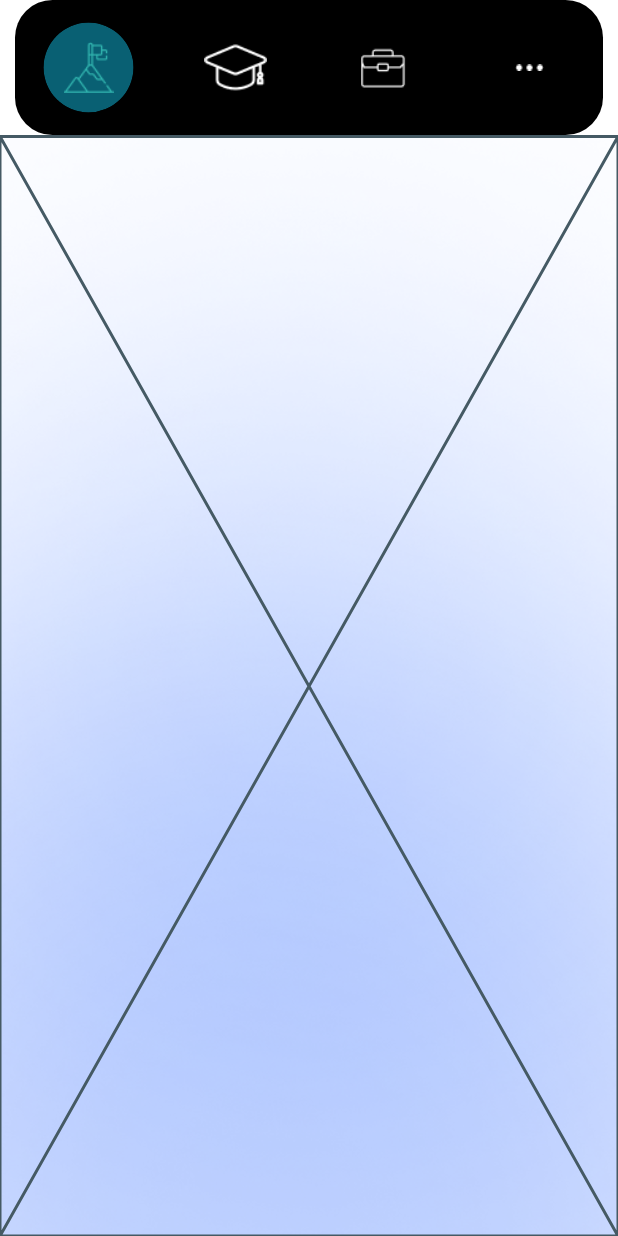
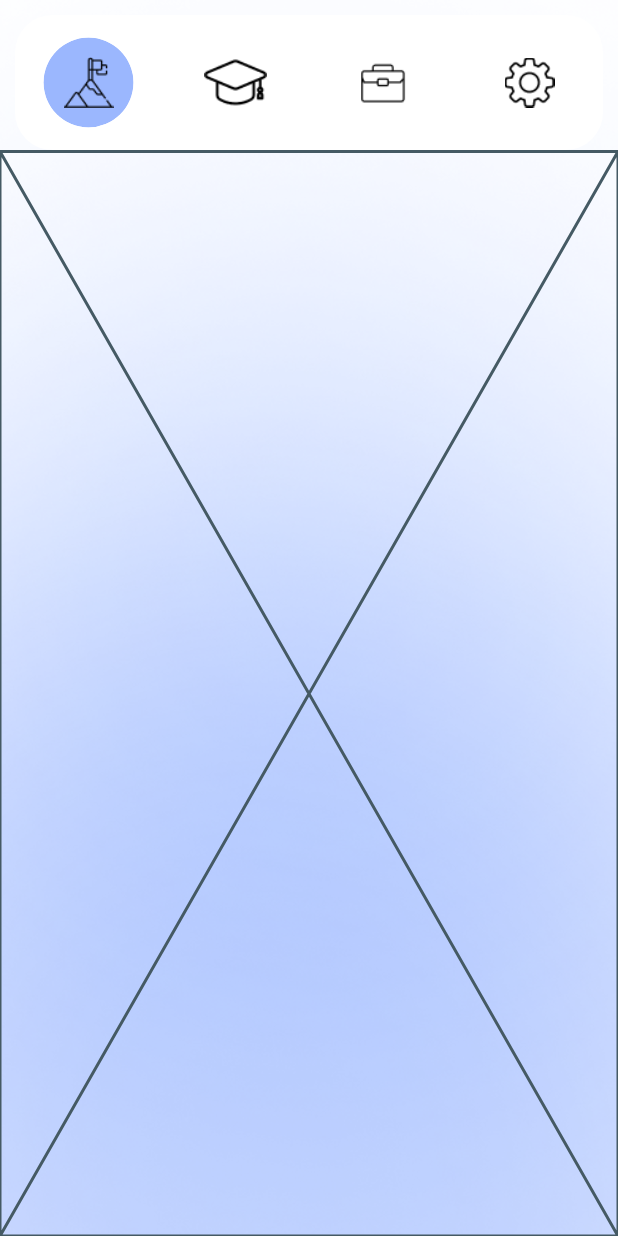
Before and after one commit to journey-etecct/flyvoo-app, a Flutter app: the Home screen opened directly, on a phone screen of 412 x 824 dp. Run offline on Flutter 3.47's test engine with Material 2 defaults, Android fonts, the phone set to English and light mode, and no system bars; our stand-ins replace flutter_multi_formatter, google_fonts, simple_shadow, video_player.

Commit message:
tela mais finalizada

```diff
--- a/lib/home/home.dart
+++ b/lib/home/home.dart
@@ -1,5 +1,6 @@
 import 'package:animations/animations.dart';
 import 'package:flutter/material.dart';
+import 'package:simple_shadow/simple_shadow.dart';
 import 'package:flyvoo/home/empresas/empresas.dart';
 import 'package:flyvoo/home/mais/mais.dart';
 import 'package:flyvoo/home/principal/principal.dart';
@@ -111,11 +112,26 @@ class _HomeState extends State<Home> with TickerProviderStateMixin {
           backgroundColor: tema["fundo"],
           body: Stack(
             children: [
+              Column(
+                children: [
+                  Expanded(
+                    child: Image(
+                      image: AssetImage(
+                        dark
+                            ? "assets/background/esfumadodark.png"
+                            : "assets/background/esfumadolight.png",
+                      ),
+                      fit: BoxFit.cover,
+                      width: double.infinity,
+                    ),
+                  ),
+                ],
+              ),
               Container(
                 height: 90,
-                margin: const EdgeInsets.fromLTRB(10, 0, 10, 0),
+                margin: const EdgeInsets.fromLTRB(10, 10, 10, 0),
                 decoration: BoxDecoration(
-                  color: !dark ? Colors.black : Colors.transparent,
+                  color: !dark ? tema["fundo"] : const Color(0xff161616),
                   borderRadius: BorderRadius.circular(!dark ? 25 : 0),
                   boxShadow: [
                     BoxShadow(
@@ -174,7 +190,7 @@ class _HomeState extends State<Home> with TickerProviderStateMixin {
                                   scale: 1.2,
                                   color: indexHome == 0
                                       ? tema["secundaria"]
-                                      : Colors.white,
+                                      : tema["noFundo"],
                                 ),
                               ],
                             ),
@@ -219,7 +235,7 @@ class _HomeState extends State<Home> with TickerProviderStateMixin {
                                   scale: 1.2,
                                   color: indexHome == 1
                                       ? tema["secundaria"]
-                                      : Colors.white,
+                                      : tema["noFundo"],
                                 ),
                               ],
                             ),
@@ -264,7 +280,7 @@ class _HomeState extends State<Home> with TickerProviderStateMixin {
                                   scale: 1.2,
                                   color: indexHome == 2
                                       ? tema["secundaria"]
-                                      : Colors.white,
+                                      : tema["noFundo"],
                                 ),
                               ],
                             ),
@@ -305,11 +321,11 @@ class _HomeState extends State<Home> with TickerProviderStateMixin {
                                   height: _anim3.value,
                                 ),
                                 Image.asset(
-                                  "assets/icons/mais.png",
+                                  "assets/icons/config.png",
                                   scale: 1.2,
                                   color: indexHome == 3
                                       ? tema["secundaria"]
-                                      : Colors.white,
+                                      : tema["noFundo"],
                                 ),
                               ],
                             ),
@@ -323,25 +339,7 @@ class _HomeState extends State<Home> with TickerProviderStateMixin {
               Column(
                 children: [
                   const SizedBox(
-                    height: 91,
-                  ),
-                  Expanded(
-                    child: Image(
-                      image: AssetImage(
-                        dark
-                            ? "assets/background/esfumadodark.png"
-                            : "assets/background/esfumadolight.png",
-                      ),
-                      fit: BoxFit.cover,
-                      width: double.infinity,
-                    ),
-                  ),
-                ],
-              ),
-              Column(
-                children: [
-                  const SizedBox(
-                    height: 91,
+                    height: 101,
                   ),
                   Expanded(
                     child: PageTransitionSwitcher(
--- a/lib/main.dart
+++ b/lib/main.dart
@@ -49,8 +49,12 @@ Map<String, List> paletas = {
 };
 Map<String, Color> tema = {
   "primaria": dark ? const Color(0xff00FFD8) : const Color(0xffFB5607),
-  "secundaria": const Color(0xff31b6b0),
-  "terciaria": const Color(0xff096073),
+  "secundaria": dark ? const Color(0xff31b6b0) : Colors.black,
+  "terciaria": dark
+      ? const Color(0xff096073)
+      : const Color(0xff054BFD).withOpacity(
+          0.4,
+        ),
   "fundo": dark ? const Color(0xff252525) : Colors.white,
   "noFundo": dark ? Colors.white : Colors.black,
   "texto": dark ? Colors.white : const Color(0xff1E3C87),
--- a/pubspec.yaml
+++ b/pubspec.yaml
@@ -14,6 +14,7 @@ dependencies:
   google_fonts: ^4.0.4
   path_provider: ^2.0.15
   shared_preferences: ^2.1.1
+  simple_shadow: ^0.3.1
   video_player: ^2.6.1
 
 dev_dependencies:
```
Also changed, not shown: lib/home/mais/mais.dart (+26 -8 lines), lib/home/mais/minha_conta/minha_conta.dart (added, +19 -0 lines), assets/icons/config.png (added), pubspec.lock.
